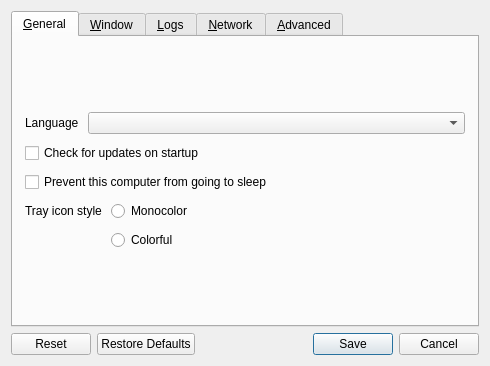
Above: src/lib/gui/dialogs/SettingsDialog.ui from andy5090/deskflow-macos-logi-options-plus before the change. Below: the same form after it.
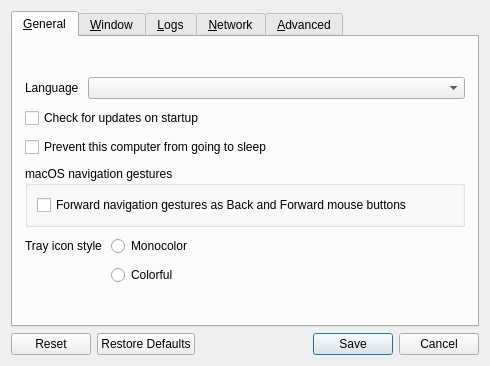
That is the form after the change. The open tabs and pages were chosen to show the change. Icons and pictures are not drawn.

Commit message:
fix(macos): add opt-in navigation gesture forwarding
Forward synthesized macOS navigation gestures as standard Back and Forward mouse buttons when explicitly enabled. Keep the behavior disabled by default because the gesture event field is not part of the public CoreGraphics API, and cover option handling and server serialization with tests.

Patch:
```diff
--- a/src/lib/gui/dialogs/SettingsDialog.ui
+++ b/src/lib/gui/dialogs/SettingsDialog.ui
@@ -95,6 +95,25 @@
          </property>
         </widget>
        </item>
+       <item>
+        <widget class="QGroupBox" name="groupMacNavigationGestures">
+         <property name="title">
+          <string>macOS navigation gestures</string>
+         </property>
+         <layout class="QVBoxLayout" name="verticalLayout_15">
+          <item>
+           <widget class="QCheckBox" name="cbMacNavigationGestures">
+            <property name="text">
+             <string>Forward navigation gestures as Back and Forward mouse buttons</string>
+            </property>
+            <property name="toolTip">
+             <string>Supports software such as Logi Options+. Turn this off if it conflicts with trackpad gestures.</string>
+            </property>
+           </widget>
+          </item>
+         </layout>
+        </widget>
+       </item>
        <item>
         <layout class="QFormLayout" name="formLayout">
          <item row="1" column="1">
```
The commit also changes 16 other files.
